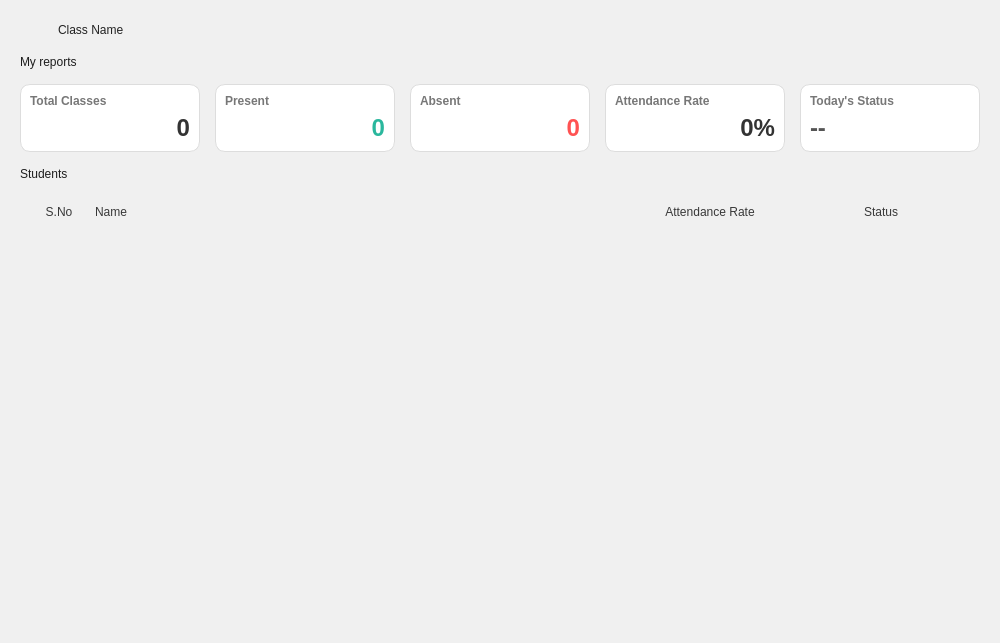
The window that ui/QTFiles/classOpenStd.ui (fizzycoding/Attendance-Management-System--College) describes before a commit, drawn with Qt 5.
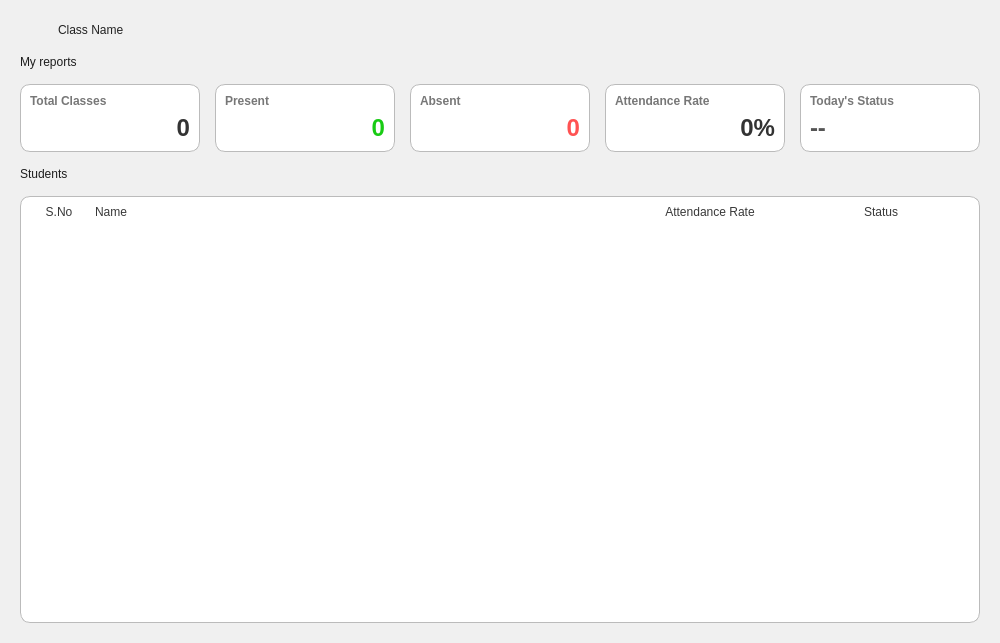
The same window after the commit. Icons and pictures are not drawn.

```diff
--- a/ui/QTFiles/classOpenStd.ui
+++ b/ui/QTFiles/classOpenStd.ui
@@ -129,8 +129,8 @@
      <item>
       <widget class="QFrame" name="card_total">
        <property name="styleSheet">
-        <string notr="true">QFrame { background-color: white; border-radius: 10px; border: 1px solid #ddd; }
-QFrame:hover { border: 1px solid #2ab79d; }</string>
+        <string notr="true">QFrame { background-color: white; border-radius: 10px; border: 1px solid #bbb; }
+QFrame:hover { border: 1px solid #3388FF; }</string>
        </property>
        <layout class="QVBoxLayout" name="vbox_c1">
         <item>
@@ -162,8 +162,8 @@
      <item>
       <widget class="QFrame" name="card_present">
        <property name="styleSheet">
-        <string notr="true">QFrame { background-color: white; border-radius: 10px; border: 1px solid #ddd; }
-QFrame:hover { border: 1px solid #2ab79d; }</string>
+        <string notr="true">QFrame { background-color: white; border-radius: 10px; border: 1px solid #bbb; }
+QFrame:hover { border: 1px solid #3388FF; }</string>
        </property>
        <layout class="QVBoxLayout" name="vbox_c2">
         <item>
@@ -179,7 +179,7 @@
         <item>
          <widget class="QLabel" name="val_present">
           <property name="styleSheet">
-           <string>color: #2ab79d; font-size: 24px; font-weight: bold; border:none;</string>
+           <string notr="true">color: #18CB14; font-size: 24px; font-weight: bold; border:none;</string>
           </property>
           <property name="text">
            <string>0</string>
@@ -195,8 +195,8 @@
      <item>
       <widget class="QFrame" name="card_absent">
        <property name="styleSheet">
-        <string notr="true">QFrame { background-color: white; border-radius: 10px; border: 1px solid #ddd; }
-QFrame:hover { border: 1px solid #2ab79d; }</string>
+        <string notr="true">QFrame { background-color: white; border-radius: 10px; border: 1px solid #bbb; }
+QFrame:hover { border: 1px solid #3388FF; }</string>
        </property>
        <layout class="QVBoxLayout" name="vbox_c3">
         <item>
@@ -228,8 +228,8 @@
      <item>
       <widget class="QFrame" name="card_rate">
        <property name="styleSheet">
-        <string notr="true">QFrame { background-color: white; border-radius: 10px; border: 1px solid #ddd; }
-QFrame:hover { border: 1px solid #2ab79d; }</string>
+        <string notr="true">QFrame { background-color: white; border-radius: 10px; border: 1px solid #bbb; }
+QFrame:hover { border: 1px solid #3388FF; }</string>
        </property>
        <layout class="QVBoxLayout" name="vbox_c4">
         <item>
@@ -261,8 +261,8 @@
      <item>
       <widget class="QFrame" name="card_today">
        <property name="styleSheet">
-        <string notr="true">QFrame { background-color: white; border-radius: 10px; border: 1px solid #ddd; }
-QFrame:hover { border: 1px solid #2ab79d; }</string>
+        <string notr="true">QFrame { background-color: white; border-radius: 10px; border: 1px solid #bbb; }
+QFrame:hover { border: 1px solid #3388FF; }</string>
        </property>
        <layout class="QVBoxLayout" name="vbox_c5">
         <item>
@@ -313,6 +313,11 @@
       <number>0</number>
      </property>
      <widget class="QWidget" name="all_students">
+      <property name="styleSheet">
+       <string notr="true">#all_students
+{background-color: rgb(255, 255, 255);
+border:1px solid rgb(187, 187, 187); border-radius: 10px}</string>
+      </property>
       <layout class="QVBoxLayout" name="verticalLayout_2">
        <property name="leftMargin">
         <number>0</number>
```
